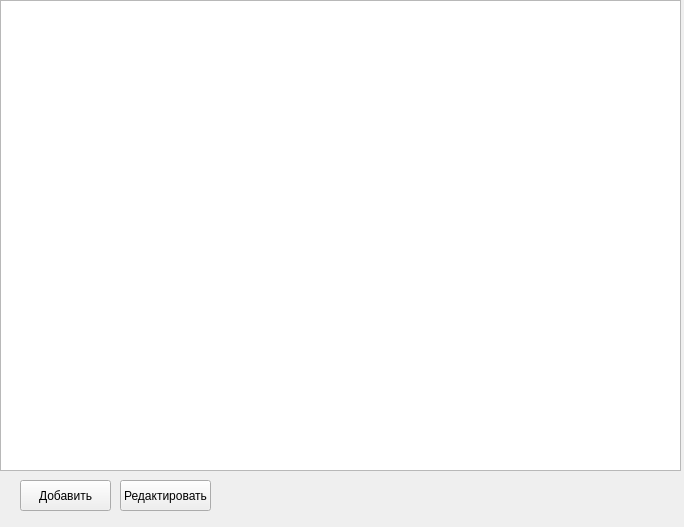
This is main.ui in 124476/Latte_Makioto as Qt 5 draws it before an edit. The edited form follows.
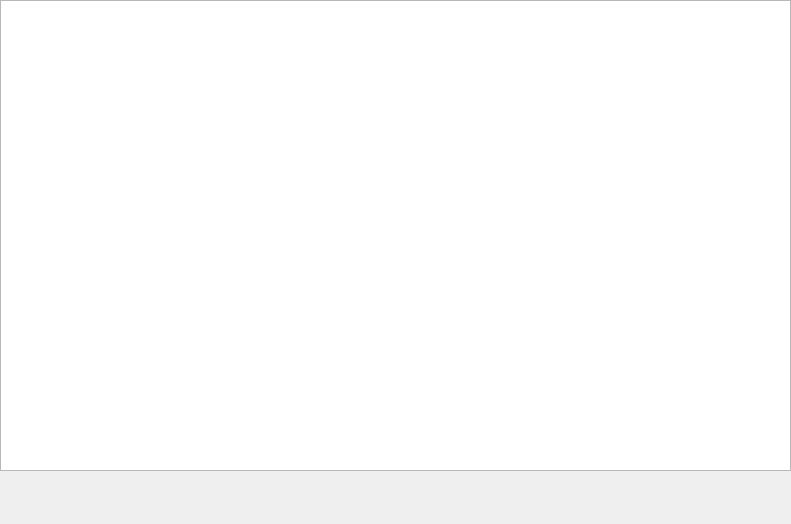
This is the edited form.

```diff
--- a/main.ui
+++ b/main.ui
@@ -6,8 +6,8 @@
    <rect>
     <x>0</x>
     <y>0</y>
-    <width>684</width>
-    <height>527</height>
+    <width>791</width>
+    <height>524</height>
    </rect>
   </property>
   <property name="windowTitle">
@@ -18,37 +18,11 @@
     <rect>
      <x>0</x>
      <y>0</y>
-     <width>681</width>
+     <width>791</width>
      <height>471</height>
     </rect>
    </property>
   </widget>
-  <widget class="QPushButton" name="NewButton">
-   <property name="geometry">
-    <rect>
-     <x>20</x>
-     <y>480</y>
-     <width>91</width>
-     <height>31</height>
-    </rect>
-   </property>
-   <property name="text">
-    <string>Добавить</string>
-   </property>
-  </widget>
-  <widget class="QPushButton" name="EditButton">
-   <property name="geometry">
-    <rect>
-     <x>120</x>
-     <y>480</y>
-     <width>91</width>
-     <height>31</height>
-    </rect>
-   </property>
-   <property name="text">
-    <string>Редактировать</string>
-   </property>
-  </widget>
  </widget>
  <resources/>
  <connections/>
```
